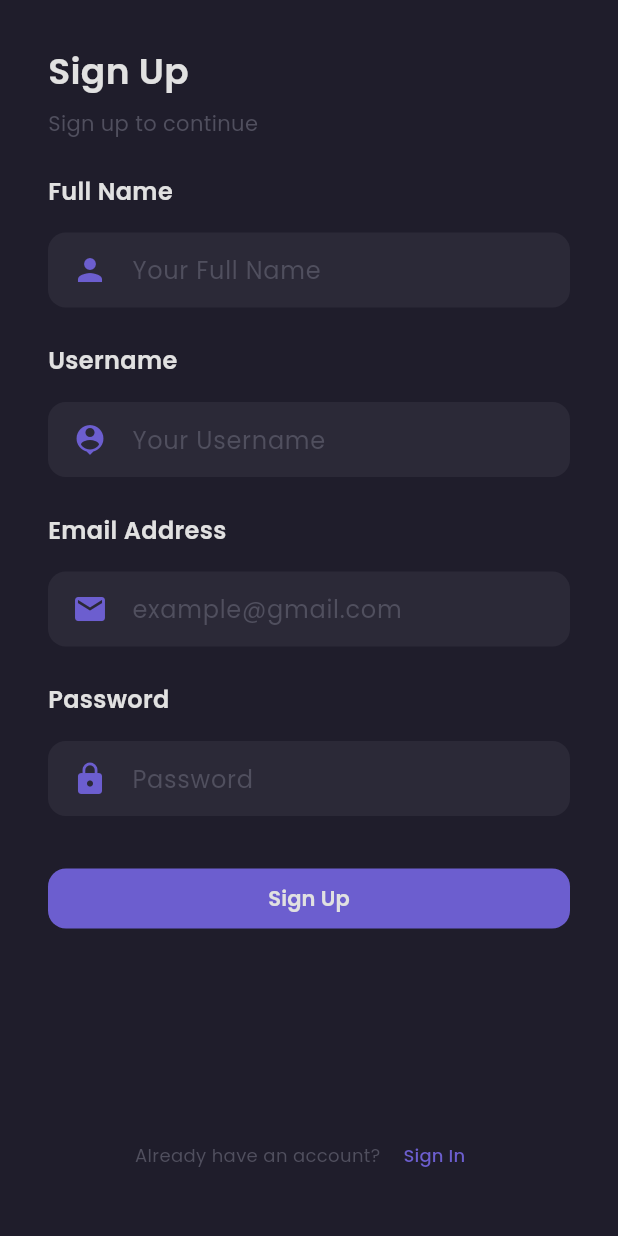
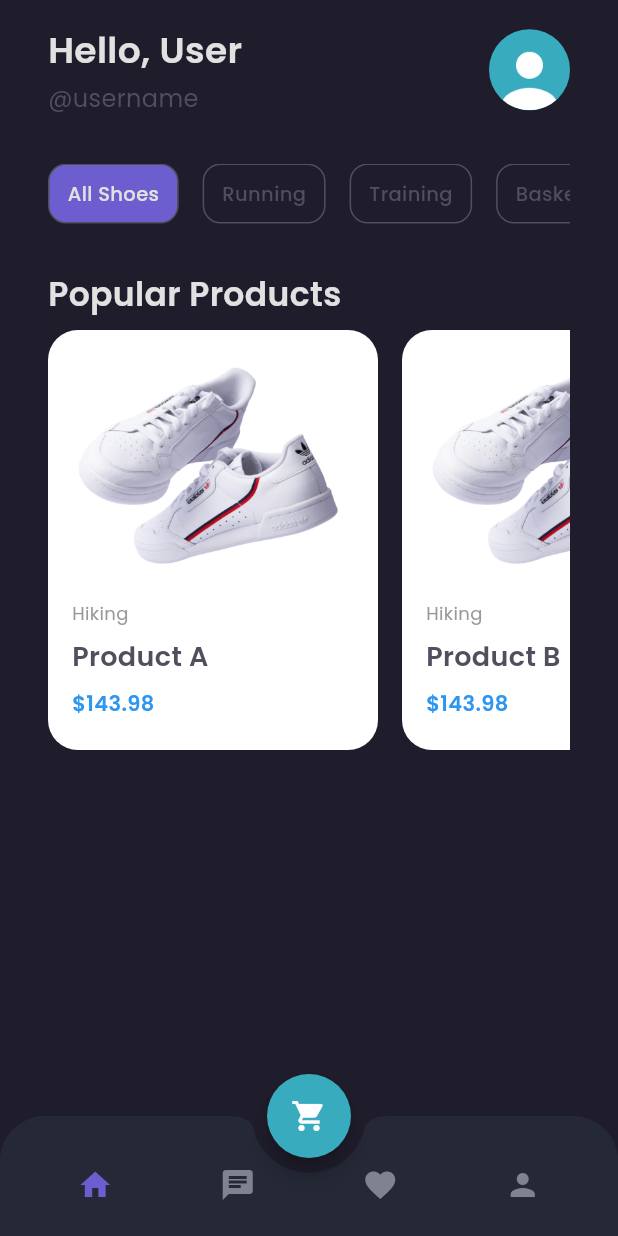
Before and after one commit to dzakyadlh/shoesee-app-fe, a Flutter app: the SignupScreen screen opened by its route, after a tap on "Sign Up", on a phone screen of 412 x 824 dp. Run offline on Flutter 3.47's test engine with Material 3 defaults, Android fonts, the phone set to English and light mode, and no system bars; our stand-ins replace google_fonts.

Commit message:
updates, added main screen and home screen progress

```diff
--- a/lib/main.dart
+++ b/lib/main.dart
@@ -1,8 +1,8 @@
-import 'package:e_commerce_app/screens/landing.dart';
-import 'package:e_commerce_app/screens/signin.dart';
-import 'package:e_commerce_app/screens/signup.dart';
+import 'package:e_commerce_app/screens/landing_screen.dart';
+import 'package:e_commerce_app/screens/main/main_screen.dart';
+import 'package:e_commerce_app/screens/signin_screen.dart';
+import 'package:e_commerce_app/screens/signup_screen.dart';
 import 'package:e_commerce_app/screens/splash.dart';
-import 'package:e_commerce_app/screens/store.dart';
 import 'package:flutter/material.dart';
 
 void main() {
@@ -23,7 +23,7 @@ class MyApp extends StatelessWidget {
         '/landing': (context) => const LandingScreen(),
         '/signin': (context) => const SigninScreen(),
         '/signup': (context) => const SignupScreen(),
-        '/store': (context) => const StoreScreen(),
+        '/main': (context) => const MainScreen(),
         '/cart': (context) => const LandingScreen(),
       },
     );
--- /dev/null
+++ b/lib/screens/cart_screen.dart
@@ -0,0 +1,11 @@
+import 'package:flutter/material.dart';
+import 'package:e_commerce_app/theme.dart';
+
+class CartScreen extends StatelessWidget {
+  const CartScreen({super.key});
+
+  @override
+  Widget build(BuildContext context) {
+    return const Placeholder();
+  }
+}
--- a/lib/screens/landing.dart
+++ b/lib/screens/landing_screen.dart
@@ -11,7 +11,7 @@ class LandingScreen extends StatelessWidget {
       backgroundColor: backgroundPrimaryColor,
       resizeToAvoidBottomInset: false,
       body: Padding(
-        padding: const EdgeInsets.all(16.0),
+        padding: EdgeInsets.symmetric(horizontal: defaultMargin),
         child: Column(
           mainAxisAlignment: MainAxisAlignment.center,
           children: [
--- /dev/null
+++ b/lib/screens/main/chat_screen.dart
@@ -0,0 +1,20 @@
+import 'package:flutter/material.dart';
+import 'package:e_commerce_app/theme.dart';
+
+class ChatScreen extends StatelessWidget {
+  const ChatScreen({super.key});
+
+  @override
+  Widget build(BuildContext context) {
+    return Column(
+      mainAxisAlignment: MainAxisAlignment.center,
+      crossAxisAlignment: CrossAxisAlignment.center,
+      children: [
+        Text(
+          'Chat',
+          style: primaryTextStyle,
+        )
+      ],
+    );
+  }
+}
--- /dev/null
+++ b/lib/screens/main/home_screen.dart
@@ -0,0 +1,195 @@
+import 'package:flutter/material.dart';
+import 'package:e_commerce_app/theme.dart';
+
+class HomeScreen extends StatefulWidget {
+  const HomeScreen({super.key});
+
+  @override
+  State<HomeScreen> createState() => _HomeScreenState();
+}
+
+class _HomeScreenState extends State<HomeScreen> {
+  Widget header() {
+    return Container(
+      margin: const EdgeInsets.only(top: 16),
+      child: Row(
+        mainAxisAlignment: MainAxisAlignment.spaceBetween,
+        crossAxisAlignment: CrossAxisAlignment.center,
+        children: [
+          Expanded(
+            child: Column(
+              crossAxisAlignment: CrossAxisAlignment.start,
+              children: [
+                Text(
+                  'Hello, User',
+                  style: primaryTextStyle.copyWith(
+                      fontSize: 24, fontWeight: semibold),
+                ),
+                const SizedBox(
+                  height: 4,
+                ),
+                Text(
+                  '@username',
+                  style: subtitleTextStyle.copyWith(fontSize: 16),
+                )
+              ],
+            ),
+          ),
+          Container(
+            width: 54,
+            height: 54,
+            decoration: BoxDecoration(
+                color: secondaryColor,
+                shape: BoxShape.circle,
+                image: const DecorationImage(
+                    image:
+                        AssetImage('assets/images/profile_pic_default.png'))),
+          )
+        ],
+      ),
+    );
+  }
+
+  Widget categorySlider() {
+    int currentCategory = 0;
+
+    final List<String> categories = [
+      'All Shoes',
+      'Running',
+      'Training',
+      'Basketball',
+      'Hiking',
+      'Casual'
+    ];
+
+    return Container(
+      margin: EdgeInsets.only(top: defaultMargin),
+      child: SizedBox(
+        height: 40,
+        child: ListView.builder(
+          shrinkWrap: true,
+          itemCount: categories.length,
+          scrollDirection: Axis.horizontal,
+          itemBuilder: (_, index) {
+            return GestureDetector(
+              onTap: () {
+                setState(() {
+                  currentCategory = index;
+                });
+              },
+              child: Container(
+                margin: const EdgeInsets.only(right: 16),
+                padding:
+                    const EdgeInsets.symmetric(horizontal: 12, vertical: 10),
+                decoration: BoxDecoration(
+                    border: Border.all(color: subtitleTextColor),
+                    borderRadius: BorderRadius.circular(12),
+                    color: currentCategory == index
+                        ? primaryColor
+                        : Colors.transparent),
+                child: Text(
+                  categories[index],
+                  style: (currentCategory == index
+                          ? primaryTextStyle
+                          : subtitleTextStyle)
+                      .copyWith(fontSize: 13, fontWeight: medium),
+                ),
+              ),
+            );
+          },
+        ),
+      ),
+    );
+  }
+
+  Widget popularProducts() {
+    final List<String> products = [
+      'Product A',
+      'Product B',
+      'Product C',
+      'Product D',
+      'Product E',
+      'Product F',
+    ];
+
+    return Container(
+      margin: EdgeInsets.only(top: defaultMargin),
+      child: Column(crossAxisAlignment: CrossAxisAlignment.start, children: [
+        Text(
+          'Popular Products',
+          style: primaryTextStyle.copyWith(fontSize: 22, fontWeight: semibold),
+        ),
+        const SizedBox(
+          height: 8,
+        ),
+        SizedBox(
+          height: 280,
+          child: ListView.builder(
+              shrinkWrap: true,
+              itemCount: products.length,
+              scrollDirection: Axis.horizontal,
+              itemBuilder: (_, index) {
+                return GestureDetector(
+                  child: Container(
+                    width: 220,
+                    margin: const EdgeInsets.only(right: 16),
+                    padding:
+                        const EdgeInsets.only(bottom: 8, left: 16, right: 16),
+                    decoration: BoxDecoration(
+                        borderRadius: BorderRadius.circular(20),
+                        color: Colors.white),
+                    child: Column(
+                      crossAxisAlignment: CrossAxisAlignment.start,
+                      children: [
+                        Image.asset(
+                          'assets/images/landing_shoe.png',
+                          width: 180,
+                          height: 180,
+                        ),
+                        Text(
+                          'Hiking',
+                          style: secondaryTextStyle.copyWith(fontSize: 12),
+                        ),
+                        const SizedBox(
+                          height: 8,
+                        ),
+                        Text(
+                          products[index],
+                          style: subtitleTextStyle.copyWith(
+                              fontSize: 18, fontWeight: semibold),
+                        ),
+                        const SizedBox(
+                          height: 8,
+                        ),
+                        Text(
+                          '\$143.98',
+                          style: priceTextStyle.copyWith(
+                              fontSize: 14, fontWeight: semibold),
+                        )
+                      ],
+                    ),
+                  ),
+                );
+              }),
+        )
+      ]),
+    );
+  }
+
+  @override
+  Widget build(BuildContext context) {
+    return Scaffold(
+      backgroundColor: backgroundPrimaryColor,
+      resizeToAvoidBottomInset: false,
+      body: SafeArea(
+        child: SingleChildScrollView(
+          child: Column(
+            mainAxisAlignment: MainAxisAlignment.start,
+            crossAxisAlignment: CrossAxisAlignment.start,
+            children: [header(), categorySlider(), popularProducts()],
+          ),
+        ),
+      ),
+    );
+  }
+}
--- /dev/null
+++ b/lib/screens/main/main_screen.dart
@@ -0,0 +1,128 @@
+import 'package:e_commerce_app/screens/main/chat_screen.dart';
+import 'package:e_commerce_app/screens/main/home_screen.dart';
+import 'package:e_commerce_app/screens/main/profile_screen.dart';
+import 'package:e_commerce_app/screens/main/wishlist_screen.dart';
+import 'package:flutter/material.dart';
+import 'package:e_commerce_app/theme.dart';
+
+class MainScreen extends StatefulWidget {
+  const MainScreen({super.key});
+
+  @override
+  State<MainScreen> createState() => _MainScreenState();
+}
+
+class _MainScreenState extends State<MainScreen> {
+  int currentIndex = 0;
+
+  final List _pages = [
+    const HomeScreen(),
+    const ChatScreen(),
+    const WishlistScreen(),
+    const ProfileScreen()
+  ];
+
+  @override
+  Widget build(BuildContext context) {
+    Widget cartButton() {
+      return FloatingActionButton(
+        onPressed: () {},
+        backgroundColor: secondaryColor,
+        shape: RoundedRectangleBorder(borderRadius: BorderRadius.circular(50)),
+        child: Icon(
+          Icons.shopping_cart,
+          size: 24,
+          color: onSecondaryColor,
+        ),
+      );
+    }
+
+    Widget customBottomNav() {
+      return ClipRRect(
+        borderRadius: const BorderRadius.vertical(top: Radius.circular(30)),
+        child: BottomAppBar(
+          shape: const CircularNotchedRectangle(),
+          color: backgroundNavigationColor,
+          notchMargin: 10,
+          clipBehavior: Clip.antiAlias,
+          child: Wrap(children: [
+            BottomNavigationBar(
+                backgroundColor: Colors.transparent,
+                elevation: 0,
+                type: BottomNavigationBarType.fixed,
+                showSelectedLabels: false,
+                showUnselectedLabels: false,
+                currentIndex: currentIndex,
+                onTap: (value) {
+                  setState(() {
+                    currentIndex = value;
+                  });
+                },
+                items: [
+                  BottomNavigationBarItem(
+                      label: 'Home',
+                      icon: Container(
+                        margin: const EdgeInsets.only(top: 8),
+                        child: Icon(
+                          Icons.home,
+                          size: 24,
+                          color: currentIndex == 0
+                              ? primaryColor
+                              : const Color(0xFF808191),
+                        ),
+                      )),
+                  BottomNavigationBarItem(
+                      label: 'Chat',
+                      icon: Container(
+                        margin: const EdgeInsets.only(top: 8),
+                        child: Icon(
+                          Icons.chat,
+                          size: 24,
+                          color: currentIndex == 1
+                              ? primaryColor
+                              : const Color(0xFF808191),
+                        ),
+                      )),
+                  BottomNavigationBarItem(
+                      label: 'Wishlist',
+                      icon: Container(
+                        margin: const EdgeInsets.only(top: 8),
+                        child: Icon(
+                          Icons.favorite,
+                          size: 24,
+                          color: currentIndex == 2
+                              ? primaryColor
+                              : const Color(0xFF808191),
+                        ),
+                      )),
+                  BottomNavigationBarItem(
+                      label: 'Profile',
+                      icon: Container(
+                        margin: const EdgeInsets.only(top: 8),
+                        child: Icon(
+                          Icons.person,
+                          size: 24,
+                          color: currentIndex == 3
+                              ? primaryColor
+                              : const Color(0xFF808191),
+                        ),
+                      )),
+                ]),
+          ]),
+        ),
+      );
+    }
+
+    return Scaffold(
+      backgroundColor: backgroundPrimaryColor,
+      resizeToAvoidBottomInset: false,
+      floatingActionButton: cartButton(),
+      floatingActionButtonLocation: FloatingActionButtonLocation.centerDocked,
+      bottomNavigationBar: customBottomNav(),
+      body: SafeArea(
+          child: Padding(
+              padding: EdgeInsets.symmetric(horizontal: defaultMargin),
+              child: _pages[currentIndex])),
+    );
+  }
+}
--- /dev/null
+++ b/lib/screens/main/profile_screen.dart
@@ -0,0 +1,11 @@
+import 'package:flutter/material.dart';
+import 'package:e_commerce_app/theme.dart';
+
+class ProfileScreen extends StatelessWidget {
+  const ProfileScreen({super.key});
+
+  @override
+  Widget build(BuildContext context) {
+    return const Placeholder();
+  }
+}
--- /dev/null
+++ b/lib/screens/main/wishlist_screen.dart
@@ -0,0 +1,11 @@
+import 'package:flutter/material.dart';
+import 'package:e_commerce_app/theme.dart';
+
+class WishlistScreen extends StatelessWidget {
+  const WishlistScreen({super.key});
+
+  @override
+  Widget build(BuildContext context) {
+    return const Placeholder();
+  }
+}
--- a/lib/screens/signin.dart
+++ b/lib/screens/signin_screen.dart
@@ -24,7 +24,7 @@ class _SigninScreenState extends State<SigninScreen> {
       password = passwordController.text;
     });
     if (email == "admin@gmail.com" && password == "admin123") {
-      Navigator.pushNamedAndRemoveUntil(context, '/store', (_) => false);
+      Navigator.pushNamedAndRemoveUntil(context, '/main', (_) => false);
     }
   }
 
@@ -119,8 +119,8 @@ class _SigninScreenState extends State<SigninScreen> {
                 fontSize: 12,
               ),
             ),
-            TextButton(
-                onPressed: () {
+            GestureDetector(
+                onTap: () {
                   Navigator.pushNamed(context, '/signup');
                 },
                 child: Text(
--- a/lib/screens/signup.dart
+++ b/lib/screens/signup_screen.dart
@@ -30,7 +30,7 @@ class _SignupScreenState extends State<SignupScreen> {
       password = passwordController.text;
     });
 
-    Navigator.pushNamedAndRemoveUntil(context, '/store', (_) => false);
+    Navigator.pushNamedAndRemoveUntil(context, '/main', (_) => false);
   }
 
   @override
@@ -141,9 +141,10 @@ class _SignupScreenState extends State<SignupScreen> {
       return FilledExpandedButton(
         buttonText: 'Sign Up',
         onPressed: () {
-          if (_formKey.currentState!.validate()) {
+          // if (_formKey.currentState!.validate()) {
+          //   signup();
+          // }
           signup();
-          }
         },
       );
     }
@@ -160,12 +161,12 @@ class _SignupScreenState extends State<SignupScreen> {
                 fontSize: 12,
               ),
             ),
-            TextButton(
-                onPressed: () {
-                  Navigator.pushNamed(context, '/signin');
+            GestureDetector(
+                onTap: () {
+                  Navigator.pop(context);
                 },
                 child: Text(
-                  'Sign In',
+                  'Sign in',
                   style: buttonTextStyle.copyWith(fontSize: 12),
                 ))
           ],
@@ -179,6 +180,8 @@ class _SignupScreenState extends State<SignupScreen> {
       body: SafeArea(
         child: Padding(
           padding: EdgeInsets.symmetric(horizontal: defaultMargin),
+          child: Form(
+            key: _formKey,
             child: Column(
               children: [
                 header(),
@@ -193,6 +196,7 @@ class _SignupScreenState extends State<SignupScreen> {
             ),
           ),
         ),
+      ),
     );
   }
 }
--- a/lib/screens/store.dart
+++ /dev/null
@@ -1,20 +0,0 @@
-import 'package:flutter/material.dart';
-import 'package:e_commerce_app/theme.dart';
-
-class StoreScreen extends StatelessWidget {
-  const StoreScreen({super.key});
-
-  @override
-  Widget build(BuildContext context) {
-    return Scaffold(
-      body: Container(
-        child: Padding(
-          padding: EdgeInsets.symmetric(horizontal: defaultMargin),
-          child: const Column(
-            children: [Text('data')],
-          ),
-        ),
-      ),
-    );
-  }
-}
--- a/lib/theme.dart
+++ b/lib/theme.dart
@@ -10,9 +10,11 @@ Color priceColor = const Color(0xFF2C96F1);
 Color backgroundPrimaryColor = const Color(0xFF1F1D2B);
 Color backgroundSecondaryColor = const Color(0xFF2B2937);
 Color backgroundTertiaryColor = const Color(0xFF242231);
+Color backgroundNavigationColor = const Color(0xFF252836);
 Color primaryTextColor = const Color(0xFFE1E1E1);
 Color secondaryTextColor = const Color(0xFF999999);
 Color subtitleTextColor = const Color(0xFF504F5E);
+Color onSecondaryColor = const Color(0xFFFFFFFF);
 
 TextStyle primaryTextStyle = GoogleFonts.poppins(
   color: primaryTextColor,
```
Also changed, not shown: lib/screens/cart.dart (deleted). Lines whose indentation alone changed are shown as unchanged.
